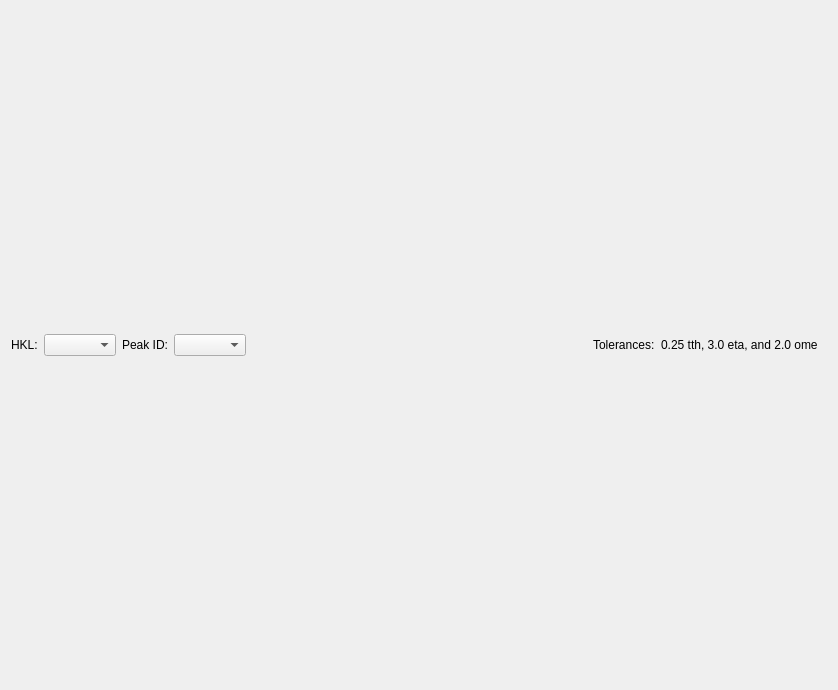
Old version of the form hexrd/ui/resources/ui/view_spots_dialog.ui in the repository HEXRD/hexrdgui.
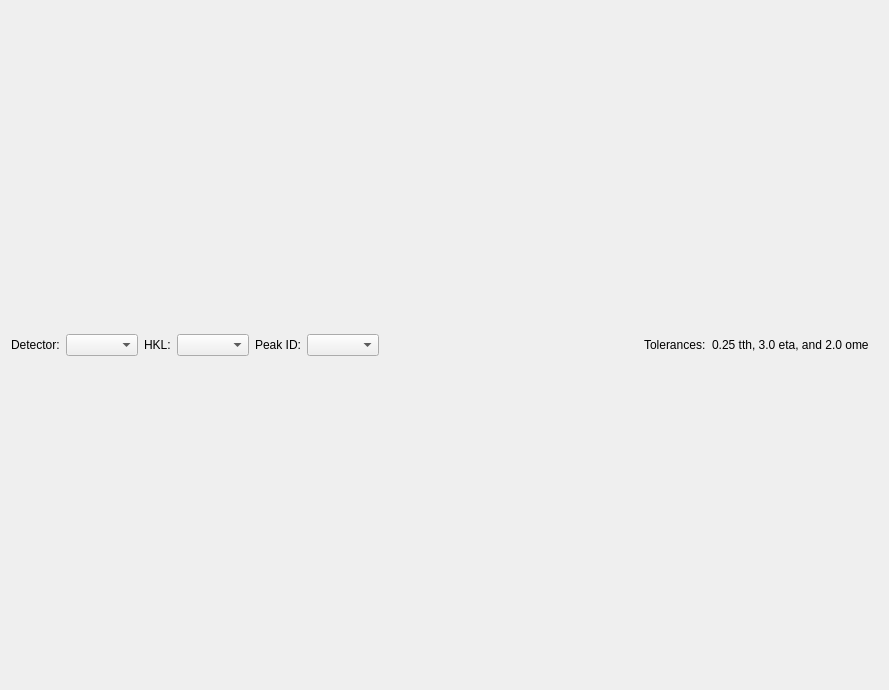
New version of the form.

Commit message: Add detector combo for multi detector instruments

Diff of the .ui file:
```diff
--- a/hexrd/ui/resources/ui/view_spots_dialog.ui
+++ b/hexrd/ui/resources/ui/view_spots_dialog.ui
@@ -6,7 +6,7 @@
    <rect>
     <x>0</x>
     <y>0</y>
-    <width>838</width>
+    <width>889</width>
     <height>690</height>
    </rect>
   </property>
@@ -23,17 +23,14 @@
    <string notr="true"/>
   </property>
   <layout class="QGridLayout" name="gridLayout">
-   <item row="2" column="0" colspan="8">
-    <layout class="QVBoxLayout" name="canvas_layout"/>
-   </item>
-   <item row="1" column="3">
+   <item row="1" column="5">
     <widget class="QComboBox" name="peak_id">
      <property name="styleSheet">
       <string notr="true">combobox-popup: 0;</string>
      </property>
     </widget>
    </item>
-   <item row="1" column="0">
+   <item row="1" column="2">
     <widget class="QLabel" name="hkl_label">
      <property name="text">
       <string>HKL:</string>
@@ -43,39 +40,15 @@
      </property>
     </widget>
    </item>
-   <item row="1" column="2">
-    <widget class="QLabel" name="peak_id_label">
-     <property name="text">
-      <string>Peak ID:</string>
-     </property>
-     <property name="alignment">
-      <set>Qt::AlignLeading|Qt::AlignLeft|Qt::AlignVCenter</set>
-     </property>
-    </widget>
-   </item>
-   <item row="1" column="6">
-    <widget class="QLabel" name="tolerances">
-     <property name="text">
-      <string>0.25 tth, 3.0 eta, and 2.0 ome </string>
-     </property>
-    </widget>
-   </item>
-   <item row="1" column="1">
-    <widget class="QComboBox" name="hkl">
-     <property name="styleSheet">
-      <string notr="true">combobox-popup: 0;</string>
-     </property>
-    </widget>
-   </item>
-   <item row="1" column="5">
+   <item row="1" column="7">
     <widget class="QLabel" name="tolerances_label">
      <property name="text">
       <string>Tolerances:</string>
      </property>
     </widget>
    </item>
-   <item row="1" column="4">
-    <spacer name="horizontalSpacer_2">
+   <item row="1" column="6">
+    <spacer name="horizontal_spacer">
      <property name="orientation">
       <enum>Qt::Horizontal</enum>
      </property>
@@ -87,6 +60,47 @@
      </property>
     </spacer>
    </item>
+   <item row="1" column="3">
+    <widget class="QComboBox" name="hkl">
+     <property name="styleSheet">
+      <string notr="true">combobox-popup: 0;</string>
+     </property>
+    </widget>
+   </item>
+   <item row="1" column="8">
+    <widget class="QLabel" name="tolerances">
+     <property name="text">
+      <string>0.25 tth, 3.0 eta, and 2.0 ome </string>
+     </property>
+    </widget>
+   </item>
+   <item row="2" column="0" colspan="10">
+    <layout class="QVBoxLayout" name="canvas_layout"/>
+   </item>
+   <item row="1" column="0">
+    <widget class="QLabel" name="detector_label">
+     <property name="text">
+      <string>Detector:</string>
+     </property>
+    </widget>
+   </item>
+   <item row="1" column="4">
+    <widget class="QLabel" name="peak_id_label">
+     <property name="text">
+      <string>Peak ID:</string>
+     </property>
+     <property name="alignment">
+      <set>Qt::AlignLeading|Qt::AlignLeft|Qt::AlignVCenter</set>
+     </property>
+    </widget>
+   </item>
+   <item row="1" column="1">
+    <widget class="QComboBox" name="detector">
+     <property name="styleSheet">
+      <string notr="true">combobox-popup: 0;</string>
+     </property>
+    </widget>
+   </item>
   </layout>
  </widget>
  <resources/>
```
Left out of the diff: 5 changed lines with no effect on the pictures. The commit also changes 2 other files.
